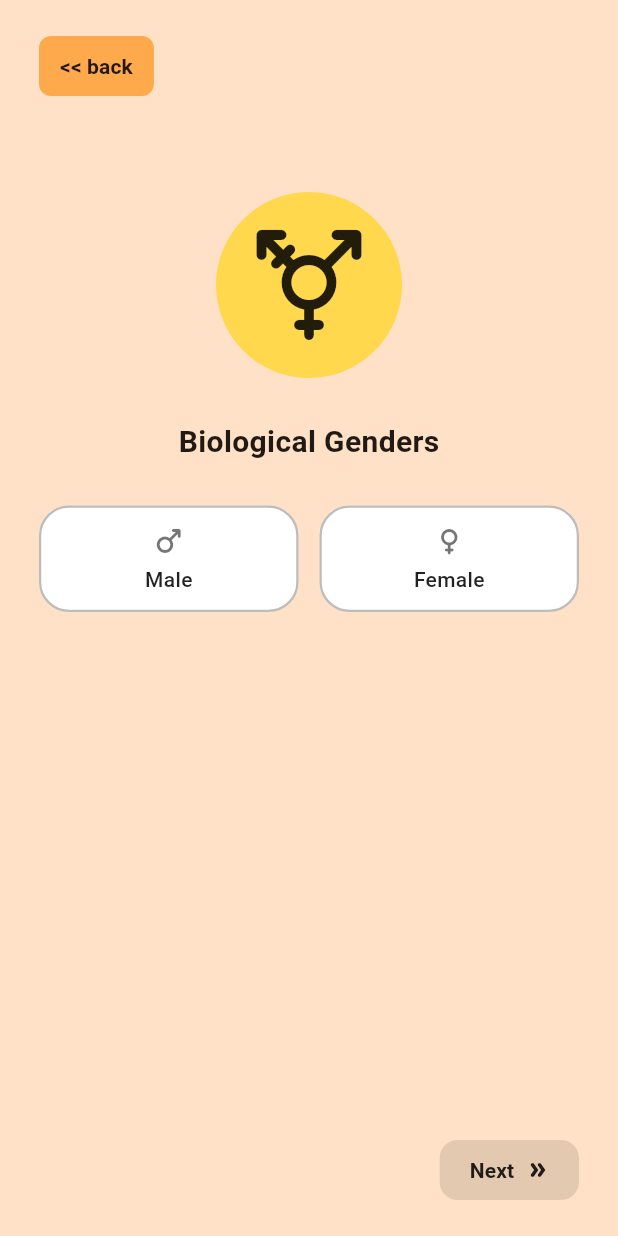
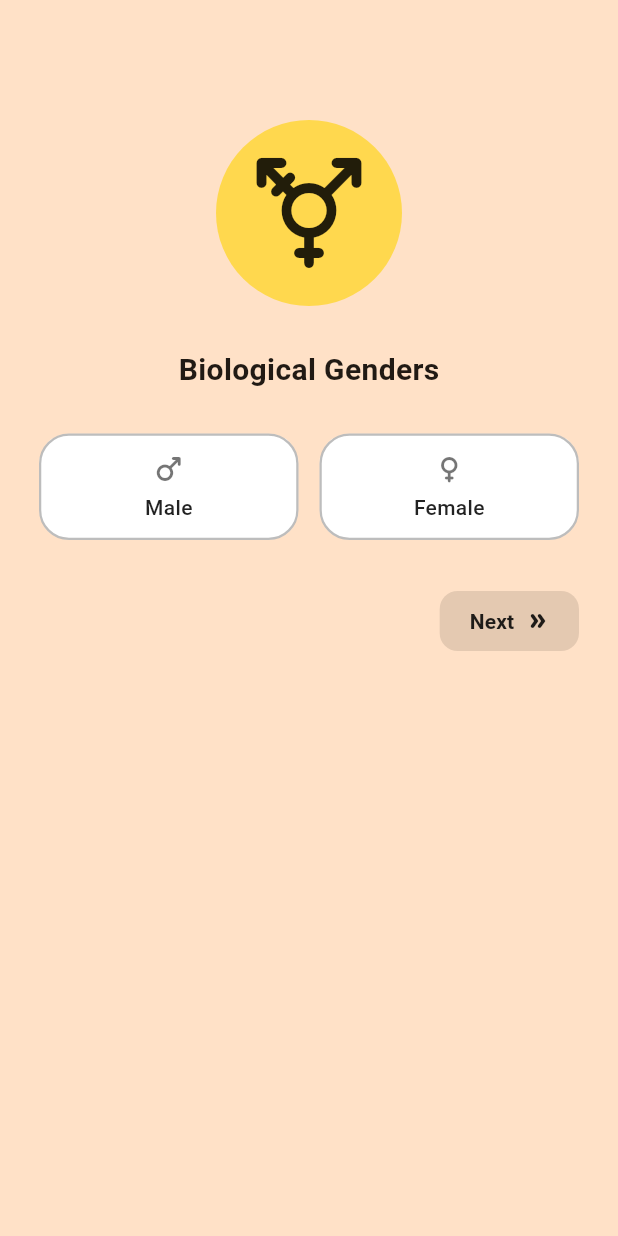
Before and after one commit to ChalisaNine/ImMaiUan_Application, a Flutter app: the Ask1Screen screen opened directly, on a phone screen of 412 x 824 dp. Run offline on Flutter 3.47's test engine with Material 3 defaults, Android fonts, the phone set to English and light mode, and no system bars; our stand-ins replace camera, cookie_jar, dio, dio_cookie_manager, fl_chart, flutter_dotenv and 2 more; missing offline and left inert: mobile_scanner; network calls fail.

Commit message:
fix backbutton bug

```diff
--- a/immaiua_app/lib/Authen/ask1.dart
+++ b/immaiua_app/lib/Authen/ask1.dart
@@ -23,34 +23,9 @@ class _Ask1ScreenState extends State<Ask1Screen> {
       body: SafeArea(
         child: Padding(
           padding: const EdgeInsets.symmetric(horizontal: 26, vertical: 20),
+          child: SingleChildScrollView(
             child: Column(
               children: [
-              // Back button
-              Align(
-                alignment: Alignment.topLeft,
-                child: ElevatedButton(
-                  style: ElevatedButton.styleFrom(
-                    backgroundColor: buttonColor,
-                    padding: const EdgeInsets.symmetric(
-                      horizontal: 14,
-                      vertical: 6,
-                    ),
-                    shape: RoundedRectangleBorder(
-                      borderRadius: BorderRadius.circular(8),
-                    ),
-                    elevation: 0,
-                  ),
-                  onPressed: () => Navigator.pop(context),
-                  child: const Text(
-                    "<< back",
-                    style: TextStyle(
-                      color: Colors.black87,
-                      fontWeight: FontWeight.w600,
-                    ),
-                  ),
-                ),
-              ),
-
                 const SizedBox(height: 60),
 
                 // Icon in circle
@@ -96,7 +71,7 @@ class _Ask1ScreenState extends State<Ask1Screen> {
                   ],
                 ),
 
-              const Spacer(),
+                const SizedBox(height: 30),
 
                 // Next button
                 Align(
@@ -148,6 +123,7 @@ class _Ask1ScreenState extends State<Ask1Screen> {
             ),
           ),
         ),
+      ),
     );
   }
 
--- a/immaiua_app/lib/Authen/ask2.dart
+++ b/immaiua_app/lib/Authen/ask2.dart
@@ -34,6 +34,7 @@ class _Ask2ScreenState extends State<Ask2Screen> {
       body: SafeArea(
         child: Padding(
           padding: const EdgeInsets.symmetric(horizontal: 26, vertical: 20),
+          child: SingleChildScrollView(
             child: Column(
               crossAxisAlignment: CrossAxisAlignment.center,
               children: [
@@ -128,7 +129,7 @@ class _Ask2ScreenState extends State<Ask2Screen> {
                       )
                       .toList(),
                 ),
-              const Spacer(),
+                const SizedBox(height: 30),
                 Row(
                   mainAxisAlignment: MainAxisAlignment.spaceBetween,
                   children: [
@@ -195,6 +196,7 @@ class _Ask2ScreenState extends State<Ask2Screen> {
             ),
           ),
         ),
+      ),
     );
   }
 }
--- a/immaiua_app/lib/Authen/ask3.dart
+++ b/immaiua_app/lib/Authen/ask3.dart
@@ -37,6 +37,7 @@ class _Ask3ScreenState extends State<Ask3Screen> {
       body: SafeArea(
         child: Padding(
           padding: const EdgeInsets.symmetric(horizontal: 26, vertical: 20),
+          child: SingleChildScrollView(
             child: Column(
               crossAxisAlignment: CrossAxisAlignment.center,
               children: [
@@ -102,7 +103,7 @@ class _Ask3ScreenState extends State<Ask3Screen> {
                 const SizedBox(height: 20),
                 _buildInputField("Weight", _weightController, "kg"),
 
-              const Spacer(),
+                const SizedBox(height: 40),
 
                 // ---------- ปุ่ม Previous / Next ----------
                 Row(
@@ -172,6 +173,7 @@ class _Ask3ScreenState extends State<Ask3Screen> {
             ),
           ),
         ),
+      ),
     );
   }
 
--- a/immaiua_app/lib/Authen/ask4.dart
+++ b/immaiua_app/lib/Authen/ask4.dart
@@ -31,6 +31,7 @@ class _Ask4ScreenState extends State<Ask4Screen> {
       body: SafeArea(
         child: Padding(
           padding: const EdgeInsets.symmetric(horizontal: 26, vertical: 20),
+          child: SingleChildScrollView(
             child: Column(
               crossAxisAlignment: CrossAxisAlignment.center,
               children: [
@@ -135,7 +136,7 @@ class _Ask4ScreenState extends State<Ask4Screen> {
                       .toList(),
                 ),
 
-              const Spacer(),
+                const SizedBox(height: 30),
 
                 // ---------- Bottom buttons ----------
                 Row(
@@ -207,6 +208,7 @@ class _Ask4ScreenState extends State<Ask4Screen> {
             ),
           ),
         ),
+      ),
     );
   }
 }
--- a/immaiua_app/lib/Authen/ask5.dart
+++ b/immaiua_app/lib/Authen/ask5.dart
@@ -96,6 +96,7 @@ class _Ask5ScreenState extends State<Ask5Screen> {
       body: SafeArea(
         child: Padding(
           padding: const EdgeInsets.symmetric(horizontal: 26, vertical: 20),
+          child: SingleChildScrollView(
             child: Column(
               crossAxisAlignment: CrossAxisAlignment.center,
               children: [
@@ -292,7 +293,7 @@ class _Ask5ScreenState extends State<Ask5Screen> {
                     ],
                   ),
                 ),
-              const Spacer(),
+                const SizedBox(height: 30),
                 Row(
                   mainAxisAlignment: MainAxisAlignment.spaceBetween,
                   children: [
@@ -355,6 +356,7 @@ class _Ask5ScreenState extends State<Ask5Screen> {
             ),
           ),
         ),
+      ),
     );
   }
 }
--- a/immaiua_app/lib/Authen/ask6.dart
+++ b/immaiua_app/lib/Authen/ask6.dart
@@ -62,6 +62,7 @@ class _Ask6ScreenState extends State<Ask6Screen> {
       body: SafeArea(
         child: Padding(
           padding: const EdgeInsets.symmetric(horizontal: 26, vertical: 20),
+          child: SingleChildScrollView(
             child: Column(
               crossAxisAlignment: CrossAxisAlignment.center,
               children: [
@@ -199,7 +200,7 @@ class _Ask6ScreenState extends State<Ask6Screen> {
                   ),
                 ),
 
-              const Spacer(),
+                const SizedBox(height: 30),
 
                 // ---------- ปุ่ม Previous / Next ----------
                 Row(
@@ -295,6 +296,7 @@ class _Ask6ScreenState extends State<Ask6Screen> {
             ),
           ),
         ),
+      ),
     );
   }
 }
```
Also changed, not shown: immaiua_app/lib/knowledge.dart (+0 -30 lines), immaiua_app/lib/monthly_report.dart (+0 -30 lines), immaiua_app/lib/weekly_report.dart (+0 -30 lines). Lines whose indentation alone changed are shown as unchanged.
